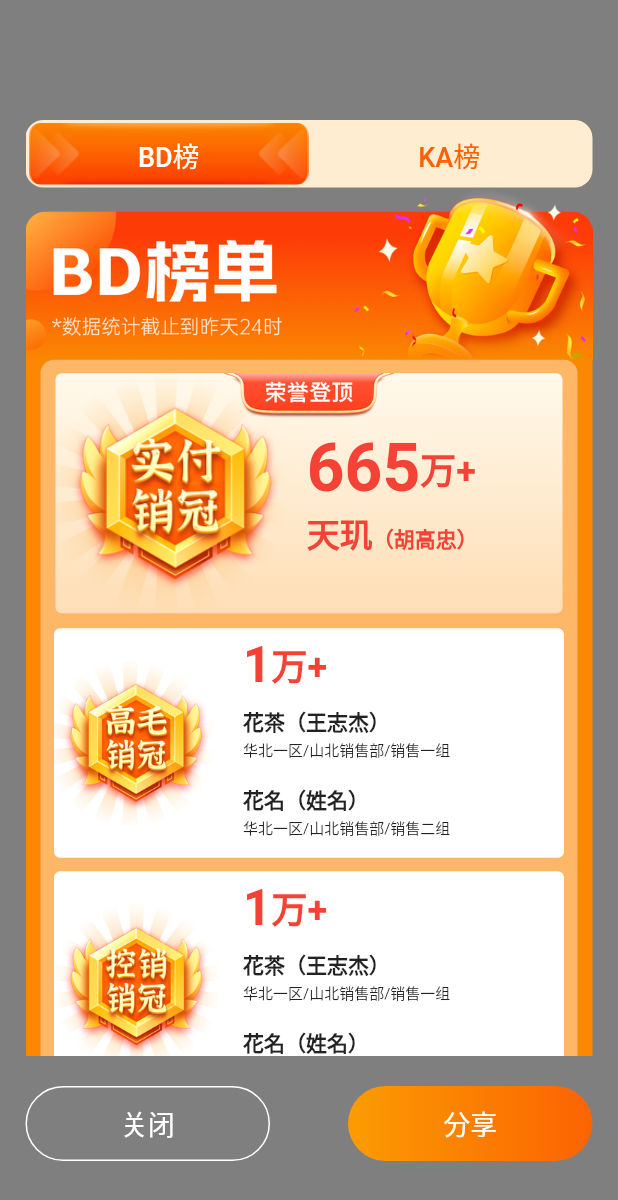
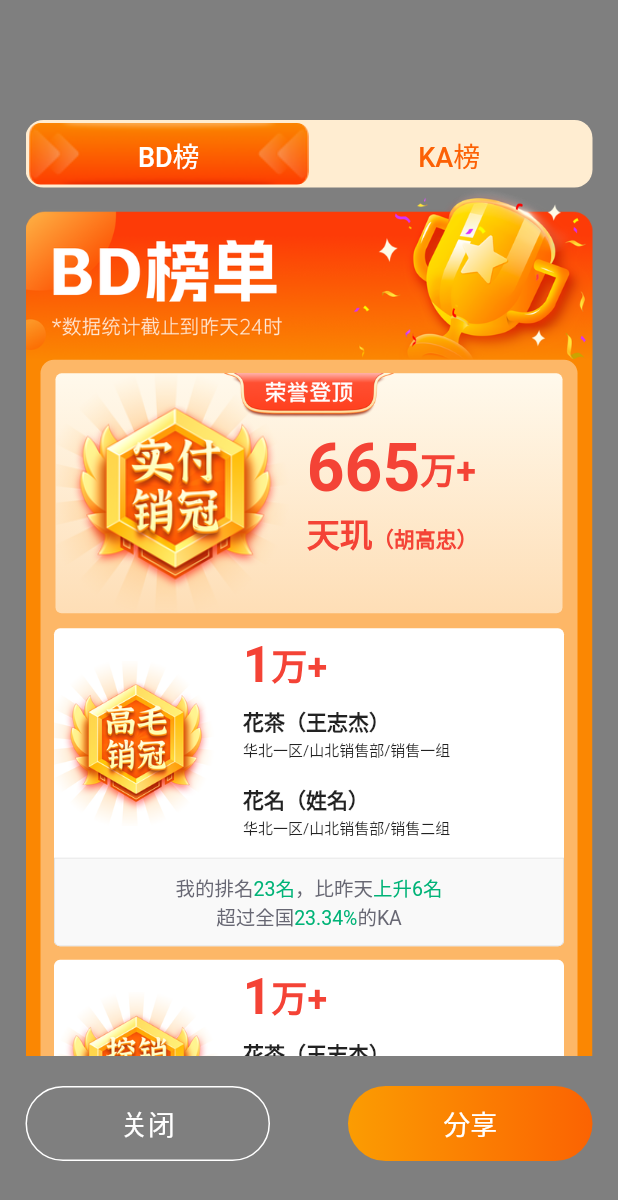
Before and after one commit to biyuhuaping/flutter_sdk_demo, a Flutter app: the SharePageView screen opened directly, on a phone screen of 412 x 824 dp. Shown: the top 1200 px of the screen. Run offline on Flutter 3.47's test engine with Material 2 defaults, Android fonts, the phone set to English and light mode, and no system bars; our stand-ins replace share_plus; missing offline and left inert: dart:ffi, draggable_widget.

Commit message:
整个页面裁剪圆角

```diff
--- a/lib/share_content_page.dart
+++ b/lib/share_content_page.dart
@@ -103,7 +103,8 @@ class _ShareContentPageState extends State<ShareContentPage> {
   Widget buildRepaintBoundary(){
     return RepaintBoundary(
       key: repaintWidgetKey,
-      child: Container(
+      child: ClipRRect(
+        borderRadius: BorderRadius.all(Radius.circular(13),),
         child: Column(
           children: [
             Image.asset(
@@ -113,15 +114,7 @@ class _ShareContentPageState extends State<ShareContentPage> {
               fit: BoxFit.cover,
             ),
             Container(
-              // height: MediaQuery.of(context).size.height -200,
-              decoration: const BoxDecoration(
               color: Color(0xFFFB8702),
-                // color: Colors.green,
-                borderRadius: BorderRadius.only(
-                  bottomLeft: Radius.circular(13),
-                  bottomRight: Radius.circular(13),
-                ),
-              ),
               child: Column(
                 children: <Widget>[
                   buildContentView(context), //排名数据
@@ -204,7 +197,7 @@ class _ShareContentPageState extends State<ShareContentPage> {
 
     //如果是自己，也是登顶了，就显示登顶样式
     if (1 == 1) {
-      // 替换第一个元素
+      // 替换第一个元素为登顶样式
       children[0] = buildGroupOfMyTop();
     }
 
@@ -381,7 +374,7 @@ class _ShareContentPageState extends State<ShareContentPage> {
     ];
 
     //如果有排名内容，就添加widget
-    if(1==2){
+    if(1==1){
       children.add(buildGroupBottomContent());
     }
     return Column(
@@ -457,16 +450,11 @@ class _ShareContentPageState extends State<ShareContentPage> {
     );
   }
 
-
   // 每条组内容：
   // 55 万+
   // 花名（姓名）
   // 区域/销售部门
-  Widget buildItemWidget(
-    String title,
-    List<String> mainTitles,
-    List<String> subTitles,
-  ) {
+  Widget buildItemWidget(String title, List<String> mainTitles, List<String> subTitles,) {
     return ListView.builder(
       padding: EdgeInsets.only(top: 5,bottom: 5),
       physics: NeverScrollableScrollPhysics(),
@@ -592,14 +580,7 @@ class _ShareContentPageState extends State<ShareContentPage> {
 
   //尾部视图容器
   Widget buildFooterView() {
-    return Container(
-      decoration: const BoxDecoration(
-        borderRadius: BorderRadius.only(
-          bottomLeft: Radius.circular(13),
-          bottomRight: Radius.circular(13),
-        ),
-      ),
-      child: Stack(
+    return Stack(
       children: <Widget>[
         Image.asset('assets/share_bottom_horn.png'),
         Positioned.fill(
@@ -612,7 +593,6 @@ class _ShareContentPageState extends State<ShareContentPage> {
           ),
         ),
       ],
-      ),
     );
   }
 
```
Lines whose indentation alone changed are shown as unchanged.
